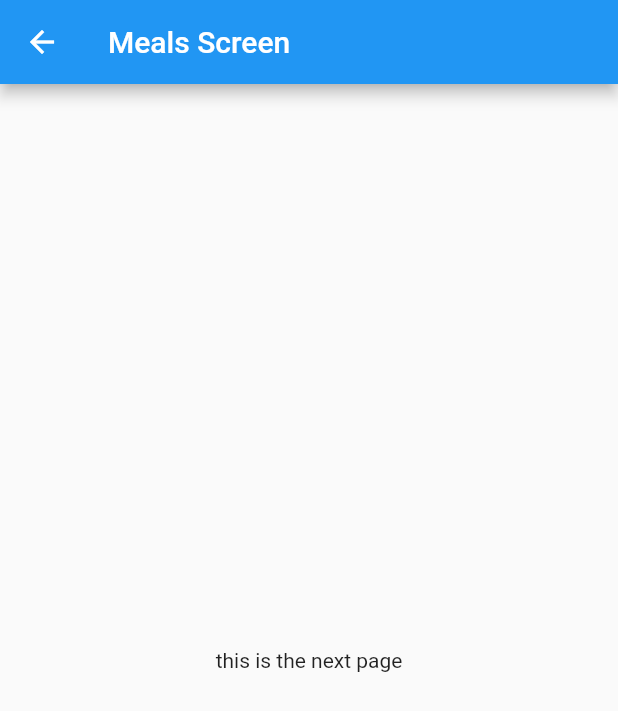
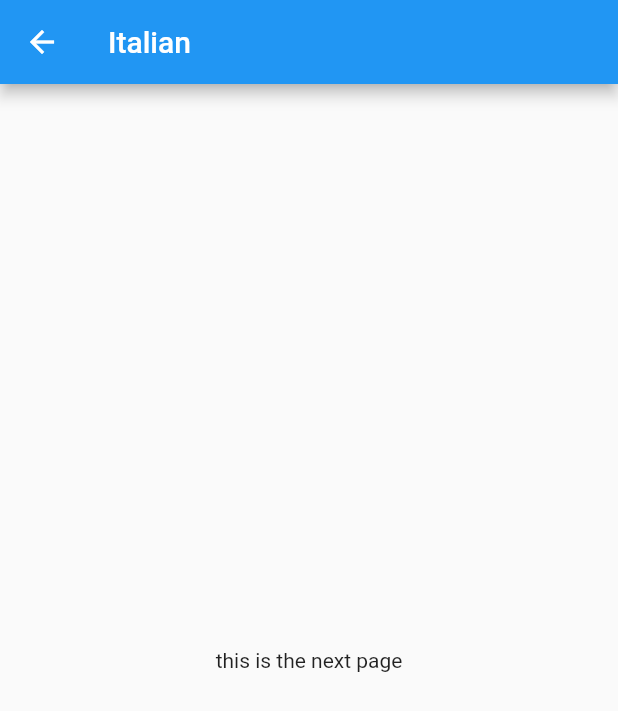
Before and after one commit to saurabhgrewal718/navigation-app-flutter, a Flutter app: the screen it shows after launch, after a tap on "Italian", on a phone screen of 412 x 824 dp. Shown: the top 711 px of the screen. Run offline on Flutter 3.47's test engine with Material 2 defaults, Android fonts, the phone set to English and light mode, and no system bars.

Commit message:
new screen appers and data is being passed from one screen to another

```diff
--- a/screenappflutter/lib/catagories_screen.dart
+++ b/screenappflutter/lib/catagories_screen.dart
@@ -13,6 +13,7 @@ class CatagoriesScreen extends StatelessWidget {
       padding: EdgeInsets.all(20),
       children: DUMMY_CATEGORIES
       .map((catData) => CategoryItem(
+        catData.id,
         catData.title,
         catData.color
        ),
--- a/screenappflutter/lib/category_item.dart
+++ b/screenappflutter/lib/category_item.dart
@@ -5,13 +5,14 @@ import './category_meals_screen.dart';
 
 class CategoryItem extends StatelessWidget {
   final String title;
+  final String id;
   final Color color;
 
-  CategoryItem(this.title,this.color);
+  CategoryItem(this.id,this.title,this.color);
 
   void selectCatagory(BuildContext ctx){
     Navigator.of(ctx).push(MaterialPageRoute(builder:(_){
-      return CategoryMealsScreen();
+      return CategoryMealsScreen(id,title);
      },
     ),
     );
--- a/screenappflutter/lib/category_meals_screen.dart
+++ b/screenappflutter/lib/category_meals_screen.dart
@@ -1,10 +1,16 @@
 import 'package:flutter/material.dart';
 
 class CategoryMealsScreen extends StatelessWidget {
+
+  final String categoryId;
+  final String categoryTitle;
+
+  CategoryMealsScreen(this.categoryId,this.categoryTitle);
+
   @override
   Widget build(BuildContext context) {
     return Scaffold(
-      appBar: AppBar(title: Text("Meals Screen"),),
+      appBar: AppBar(title: Text(categoryTitle),),
       body:Center(
       child: Text("this is the next page")
       ),
```
